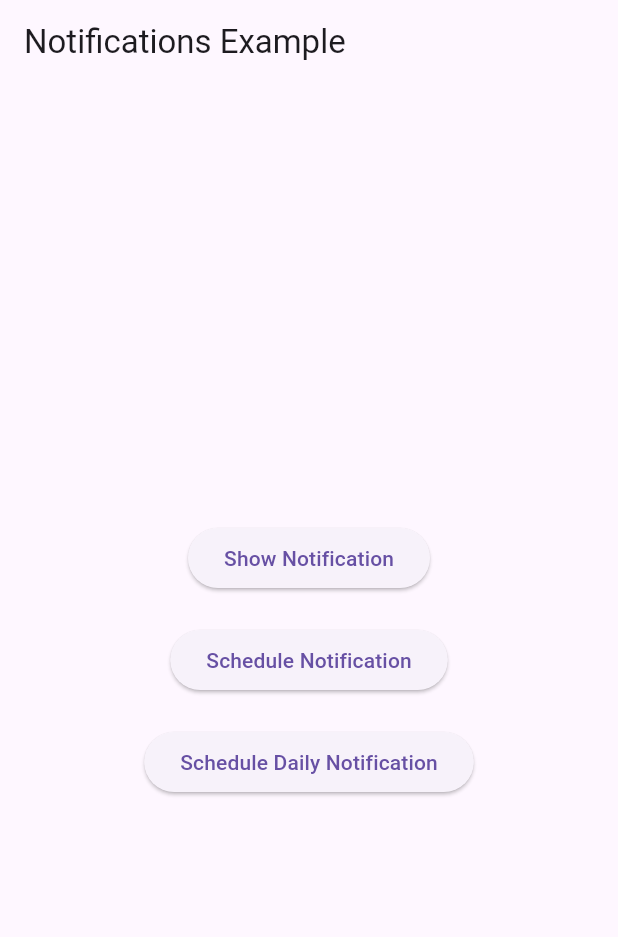
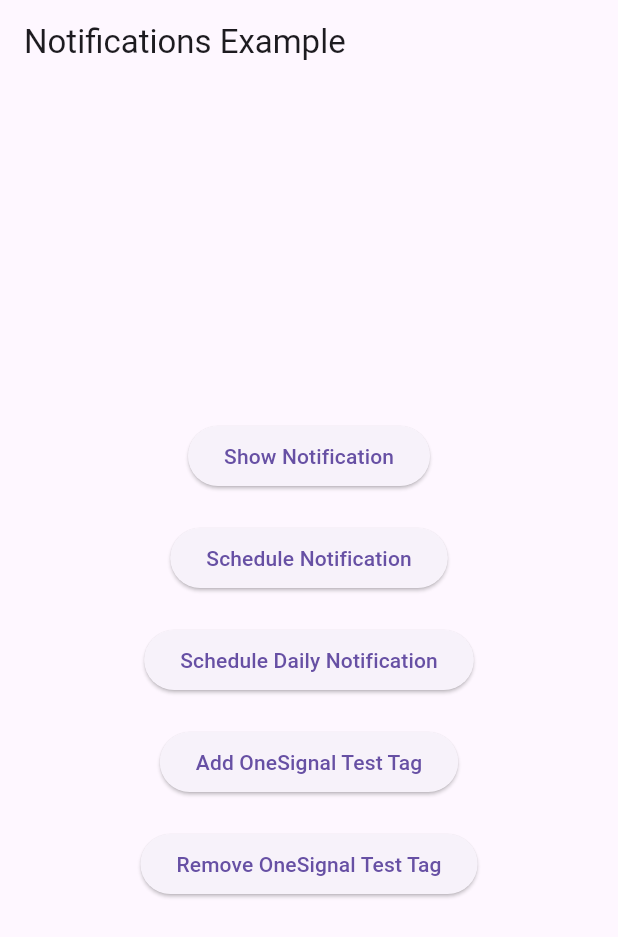
Before and after one commit to nadanabill/Notification-Example, a Flutter app: the screen it shows after launch, on a phone screen of 412 x 824 dp. Shown: the top 937 px of the screen. Run offline on Flutter 3.47's test engine with Material 3 defaults, Android fonts, the phone set to English and light mode, and no system bars; our stand-ins replace firebase_core, firebase_messaging, flutter_local_notifications, permission_handler, timezone; missing offline and left inert: onesignal_flutter; accounts and stored records are empty.

Commit message:
tested oneSignal tag in ui

```diff
--- a/lib/features/home/ui/home_screen.dart
+++ b/lib/features/home/ui/home_screen.dart
@@ -1,4 +1,5 @@
 import 'package:flutter/material.dart';
+import 'package:notification_example/core/services/onesignal_service.dart';
 import '/core/services/local_notification_service.dart';
 import 'notification_scheduler_screen.dart';
 import 'notification_daily_scheduler_screen.dart';
@@ -48,6 +49,34 @@ class HomeScreen extends StatelessWidget {
               },
               child: const Text('Schedule Daily Notification'),
             ),
+            const SizedBox(height: 20),
+            ElevatedButton(
+              onPressed: () {
+                OneSignalService().addTag('0', 'test').then((value) {
+                  ScaffoldMessenger.of(context).showSnackBar(
+                    SnackBar(
+                      content: Text('OneSignal Tag added: key: 0 value: test'),
+                    ),
+                  );
+                });
+              },
+              child: const Text('Add OneSignal Test Tag'),
+            ),
+            const SizedBox(height: 20),
+            ElevatedButton(
+              onPressed: () {
+                OneSignalService().removeTag('0').then((value) {
+                  ScaffoldMessenger.of(context).showSnackBar(
+                    SnackBar(
+                      content: Text(
+                        'OneSignal Tag removed: key: 0 value: test',
+                      ),
+                    ),
+                  );
+                });
+              },
+              child: const Text('Remove OneSignal Test Tag'),
+            ),
           ],
         ),
       ),
```
